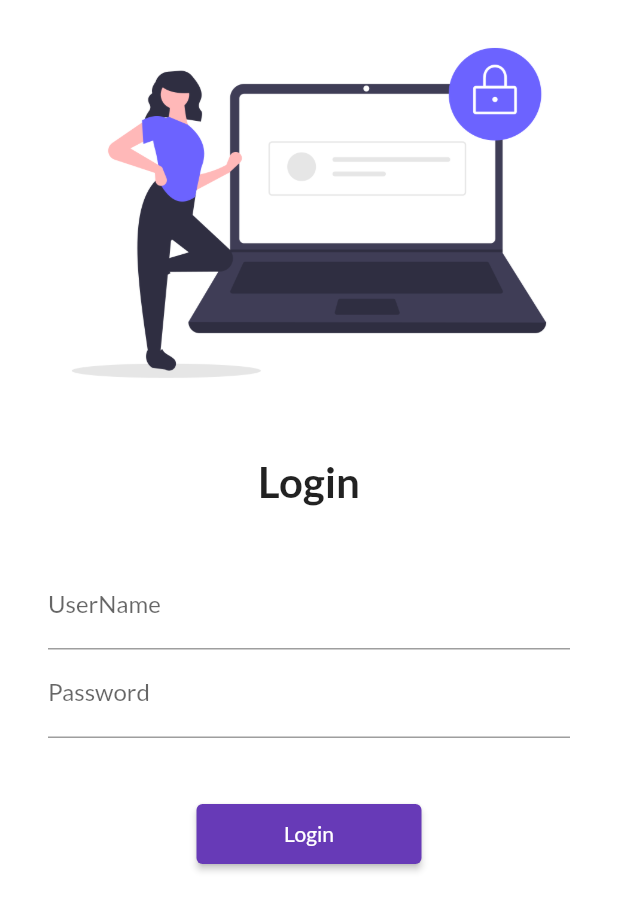
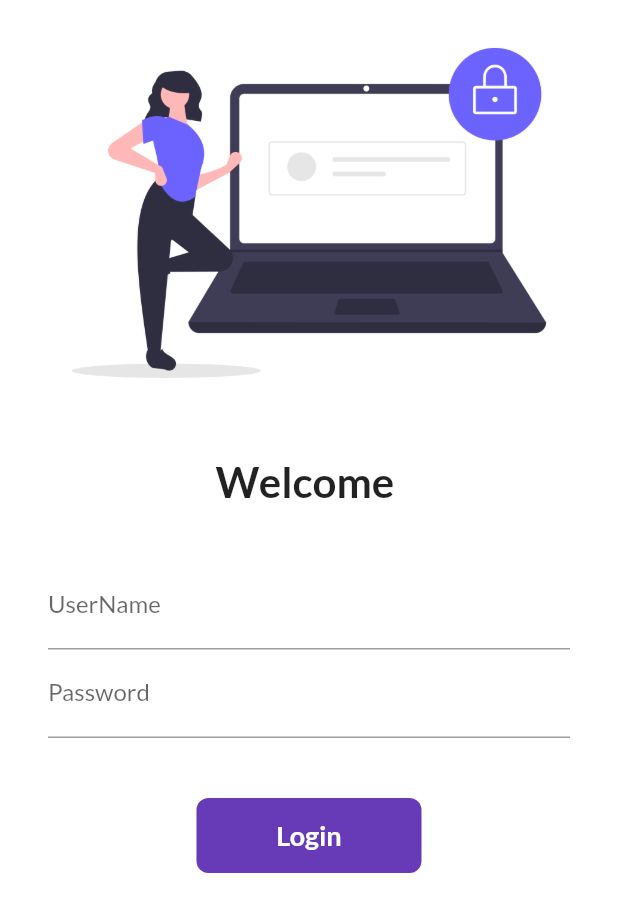
Before and after one commit to umerbaig1125/flutter_catalog, a Flutter app: the screen it shows after launch, on a phone screen of 412 x 824 dp. Shown: the top 912 px of the screen. Run offline on Flutter 3.47's test engine with Material 2 defaults, Android fonts, the phone set to English and light mode, and no system bars; our stand-ins replace google_fonts.

Commit message:
day 6 complete

```diff
--- a/lib/pages/login_page.dart
+++ b/lib/pages/login_page.dart
@@ -1,7 +1,15 @@
 import 'package:flutter/material.dart';
 import 'package:flutter_catalog/utils/routes.dart';
 
-class LoginPage extends StatelessWidget {
+class LoginPage extends StatefulWidget {
+  @override
+  _LoginPageState createState() => _LoginPageState();
+}
+
+class _LoginPageState extends State<LoginPage> {
+  String name = "";
+  bool changeButton = false;
+
   @override
   Widget build(BuildContext context) {
     return Material(
@@ -17,7 +25,7 @@ class LoginPage extends StatelessWidget {
               height: 20.0,
             ),
             Text(
-              "Login",
+              "Welcome $name",
               style: TextStyle(
                 fontSize: 28,
                 fontWeight: FontWeight.bold,
@@ -38,6 +46,10 @@ class LoginPage extends StatelessWidget {
                       hintText: "Enter UserName",
                       labelText: "UserName",
                     ),
+                    onChanged: (value) {
+                      name = value;
+                      setState(() {});
+                    },
                   ),
                   TextFormField(
                     obscureText: true,
@@ -49,15 +61,50 @@ class LoginPage extends StatelessWidget {
                   SizedBox(
                     height: 40.0,
                   ),
-                  ElevatedButton(
-                    onPressed: () {
+                  InkWell(
+                    onTap: () async {
+                      setState(() {
+                        changeButton = true;
+                      });
+                      await Future.delayed(Duration(seconds: 1));
                       Navigator.pushNamed(context, MyRoute.homeRoute);
                     },
-                    child: Text("Login"),
-                    style: TextButton.styleFrom(
-                      minimumSize: Size(150, 40),
+                    child: AnimatedContainer(
+                      duration: Duration(seconds: 1),
+                      width: changeButton ? 50 : 150,
+                      height: 50,
+                      alignment: Alignment.center,
+                      child: changeButton
+                          ? Icon(
+                              Icons.done,
+                              color: Colors.white,
+                            )
+                          : Text(
+                              "Login",
+                              style: TextStyle(
+                                color: Colors.white,
+                                fontWeight: FontWeight.bold,
+                                fontSize: 18,
+                              ),
+                            ),
+                      decoration: BoxDecoration(
+                        color: Colors.deepPurple,
+                        // shape:
+                        //     changeButton ? BoxShape.circle : BoxShape.rectangle,
+                        borderRadius:
+                            BorderRadius.circular(changeButton ? 50 : 8),
+                      ),
                     ),
                   ),
+                  // ElevatedButton(
+                  //   onPressed: () {
+                  //     Navigator.pushNamed(context, MyRoute.homeRoute);
+                  //   },
+                  //   child: Text("Login"),
+                  //   style: TextButton.styleFrom(
+                  //     minimumSize: Size(150, 40),
+                  //   ),
+                  // ),
                 ],
               ),
             ),
```
